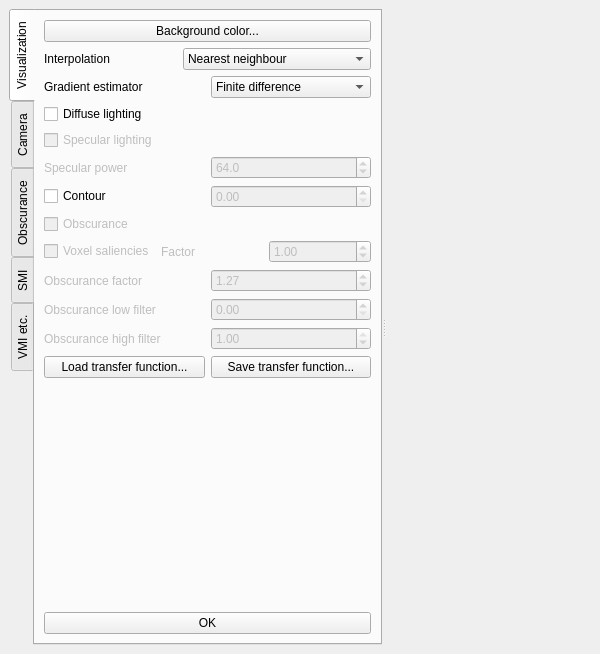
The window that starviewer/src/extensions/playground/experimental3d/qexperimental3dextensionbase.ui (starviewer-medical/starviewer) describes before a commit, drawn with Qt 5.
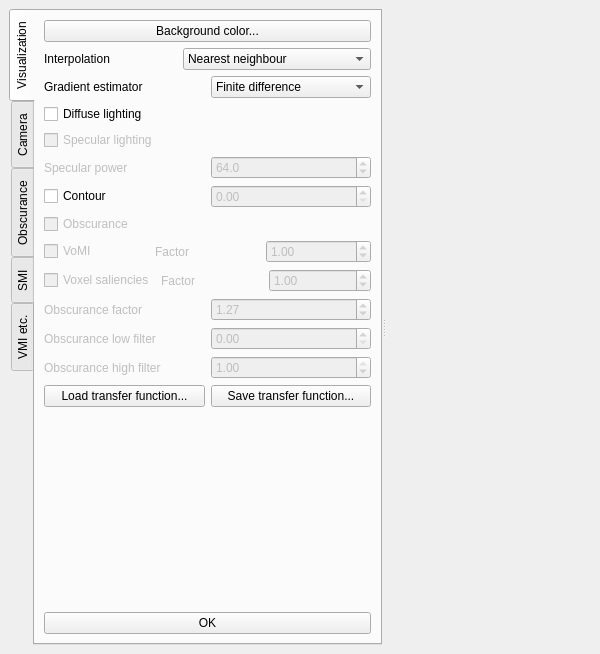
The same window after the commit. Custom widgets are drawn as their Qt base class.

What changed in the file:
```diff
--- a/starviewer/src/extensions/playground/experimental3d/qexperimental3dextensionbase.ui
+++ b/starviewer/src/extensions/playground/experimental3d/qexperimental3dextensionbase.ui
@@ -220,6 +220,46 @@
           </property>
          </widget>
         </item>
+        <item>
+         <layout class="QHBoxLayout" name="horizontalLayout_4" >
+          <item>
+           <widget class="QCheckBox" name="m_vomiCheckBox" >
+            <property name="enabled" >
+             <bool>false</bool>
+            </property>
+            <property name="text" >
+             <string>VoMI</string>
+            </property>
+           </widget>
+          </item>
+          <item>
+           <widget class="QLabel" name="m_vomiFactorLabel" >
+            <property name="enabled" >
+             <bool>false</bool>
+            </property>
+            <property name="text" >
+             <string>Factor</string>
+            </property>
+           </widget>
+          </item>
+          <item>
+           <widget class="QDoubleSpinBox" name="m_vomiFactorDoubleSpinBox" >
+            <property name="enabled" >
+             <bool>false</bool>
+            </property>
+            <property name="maximum" >
+             <double>10.000000000000000</double>
+            </property>
+            <property name="singleStep" >
+             <double>0.100000000000000</double>
+            </property>
+            <property name="value" >
+             <double>1.000000000000000</double>
+            </property>
+           </widget>
+          </item>
+         </layout>
+        </item>
         <item>
          <layout class="QHBoxLayout" name="horizontalLayout" >
           <item>
```
Left out of the diff: 38 changed lines with no effect on the pictures.
